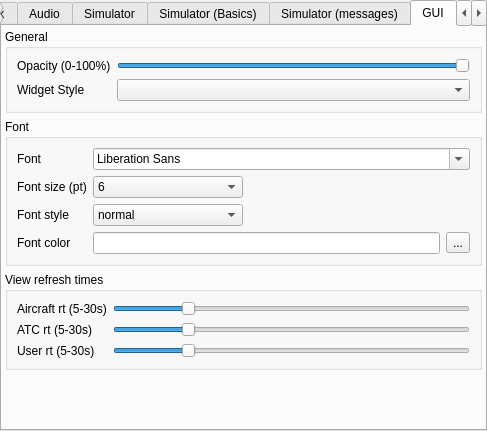
Old version of the form src/blackgui/components/settingscomponent.ui in the repository swift-project/pilotclient.
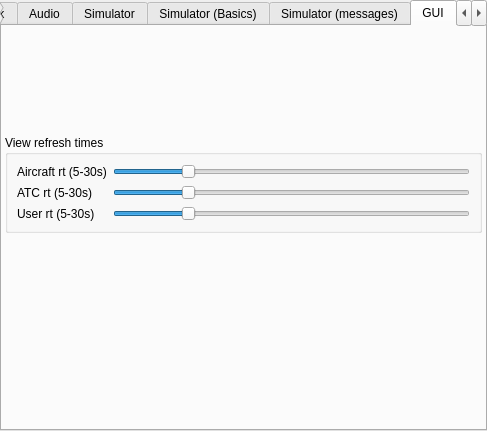
New version of the form. The open tabs and pages were chosen to show the change. Custom widgets are drawn as their Qt base class.

Commit message: refs #740, GUI settings in own component * used in client/mapping tool * reset font possible

What changed in the file:
```diff
--- a/src/blackgui/components/settingscomponent.ui
+++ b/src/blackgui/components/settingscomponent.ui
@@ -281,222 +281,7 @@
     </property>
     <item>
      <layout class="QFormLayout" name="fl_SettingsGui">
-      <property name="fieldGrowthPolicy">
-       <enum>QFormLayout::AllNonFixedFieldsGrow</enum>
-      </property>
-      <item row="0" column="0" colspan="2">
-       <widget class="QGroupBox" name="gb_GuiGeneral">
-        <property name="title">
-         <string>General</string>
-        </property>
-        <layout class="QFormLayout" name="fl_GuiGeneral">
-         <item row="1" column="0">
-          <widget class="QLabel" name="lbl_SettingsGuiOpacity">
-           <property name="text">
-            <string>Opacity (0-100%)</string>
-           </property>
-          </widget>
-         </item>
-         <item row="1" column="1">
-          <widget class="QSlider" name="hs_SettingsGuiOpacity">
-           <property name="sizePolicy">
-            <sizepolicy hsizetype="Preferred" vsizetype="Fixed">
-             <horstretch>0</horstretch>
-             <verstretch>0</verstretch>
-            </sizepolicy>
-           </property>
-           <property name="maximum">
-            <number>100</number>
-           </property>
-           <property name="singleStep">
-            <number>10</number>
-           </property>
-           <property name="value">
-            <number>100</number>
-           </property>
-           <property name="orientation">
-            <enum>Qt::Horizontal</enum>
-           </property>
-          </widget>
-         </item>
-         <item row="2" column="1">
-          <widget class="QComboBox" name="cb_SettingsGuiWidgetStyle"/>
-         </item>
-         <item row="2" column="0">
-          <widget class="QLabel" name="lbl_SettingsGuiWidgetStyle">
-           <property name="text">
-            <string>Widget Style</string>
-           </property>
-          </widget>
-         </item>
-        </layout>
-       </widget>
-      </item>
       <item row="1" column="0" colspan="2">
-       <widget class="QGroupBox" name="gb_Font">
-        <property name="title">
-         <string>Font</string>
-        </property>
-        <layout class="QFormLayout" name="fl_GuiFont">
-         <item row="0" column="0">
-          <widget class="QLabel" name="lbl_SettingsGuiFont">
-           <property name="text">
-            <string>Font</string>
-           </property>
-          </widget>
-         </item>
-         <item row="0" column="1">
-          <widget class="QFontComboBox" name="cb_SettingsGuiFont">
-           <property name="sizeAdjustPolicy">
-            <enum>QComboBox::AdjustToMinimumContentsLength</enum>
-           </property>
-          </widget>
-         </item>
-         <item row="1" column="0">
-          <widget class="QLabel" name="lbl_SettingsGuiFontSize">
-           <property name="text">
-            <string>Font size (pt)</string>
-           </property>
-          </widget>
-         </item>
-         <item row="1" column="1">
-          <widget class="QComboBox" name="cb_SettingsGuiFontSize">
-           <property name="maximumSize">
-            <size>
-             <width>150</width>
-             <height>16777215</height>
-            </size>
-           </property>
-           <item>
-            <property name="text">
-             <string>6</string>
-            </property>
-           </item>
-           <item>
-            <property name="text">
-             <string>7</string>
-            </property>
-           </item>
-           <item>
-            <property name="text">
-             <string>8</string>
-            </property>
-           </item>
-           <item>
-            <property name="text">
-             <string>9</string>
-            </property>
-           </item>
-           <item>
-            <property name="text">
-             <string>10</string>
-            </property>
-           </item>
-           <item>
-            <property name="text">
-             <string>11</string>
-            </property>
-           </item>
-           <item>
-            <property name="text">
-             <string>12</string>
-            </property>
-           </item>
-           <item>
-            <property name="text">
-             <string>14</string>
-            </property>
-           </item>
-           <item>
-            <property name="text">
-             <string>16</string>
-            </property>
-           </item>
-          </widget>
-         </item>
-         <item row="2" column="0">
-          <widget class="QLabel" name="lbl_SettingsGuiFontStyle">
-           <property name="text">
-            <string>Font style</string>
-           </property>
-          </widget>
-         </item>
-         <item row="2" column="1">
-          <widget class="QComboBox" name="cb_SettingsGuiFontStyle">
-           <property name="maximumSize">
-            <size>
-             <width>150</width>
-             <height>16777215</height>
-            </size>
-           </property>
-           <item>
-            <property name="text">
-             <string>normal</string>
-            </property>
-           </item>
-           <item>
-            <property name="text">
-             <string>bold</string>
-            </property>
-           </item>
-           <item>
-            <property name="text">
-             <string>italic</string>
-            </property>
-           </item>
-           <item>
-            <property name="text">
-             <string>bold italic</string>
-            </property>
-           </item>
-          </widget>
-         </item>
-         <item row="3" column="0">
-          <widget class="QLabel" name="lbl_SettingsGuiFontColor">
-           <property name="text">
-            <string>Font color</string>
-           </property>
-          </widget>
-         </item>
-         <item row="3" column="1">
-          <widget class="QWidget" name="wi_FontColor" native="true">
-           <layout class="QHBoxLayout" name="hl_FontColor">
-            <property name="leftMargin">
-             <number>0</number>
-            </property>
-            <property name="topMargin">
-             <number>0</number>
-            </property>
-            <property name="rightMargin">
-             <number>0</number>
-            </property>
-            <property name="bottomMargin">
-             <number>0</number>
-            </property>
-            <item>
-             <widget class="QLineEdit" name="le_SettingsGuiFontColor">
-              <property name="maxLength">
-               <number>200</number>
-              </property>
-              <property name="readOnly">
-               <bool>true</bool>
-              </property>
-             </widget>
-            </item>
-            <item>
-             <widget class="QToolButton" name="tb_SettingsGuiFontColor">
-              <property name="text">
-               <string>...</string>
-              </property>
-             </widget>
-            </item>
-           </layout>
-          </widget>
-         </item>
-        </layout>
-       </widget>
-      </item>
-      <item row="2" column="0" colspan="2">
        <widget class="QGroupBox" name="gb_ViewRefreshTimes">
         <property name="title">
          <string>View refresh times</string>
@@ -649,6 +434,16 @@
         </layout>
        </widget>
       </item>
+      <item row="0" column="0" colspan="2">
+       <widget class="BlackGui::Components::CSettingsGuiComponent" name="comp_SettingsGuiGeneral">
+        <property name="minimumSize">
+         <size>
+          <width>0</width>
+          <height>100</height>
+         </size>
+        </property>
+       </widget>
+      </item>
      </layout>
     </item>
    </layout>
@@ -716,6 +511,18 @@
   </widget>
  </widget>
  <customwidgets>
+  <customwidget>
+   <class>BlackGui::Components::CSettingsSimulatorBasicsComponent</class>
+   <extends>QFrame</extends>
+   <header>blackgui/components/settingssimulatorbasicscomponent.h</header>
+   <container>1</container>
+  </customwidget>
+  <customwidget>
+   <class>BlackGui::Components::CSettingsGuiComponent</class>
+   <extends>QFrame</extends>
+   <header>blackgui/components/settingsguicomponent.h</header>
+   <container>1</container>
+  </customwidget>
   <customwidget>
    <class>BlackGui::Components::CAudioSetupComponent</class>
    <extends>QFrame</extends>
@@ -752,12 +559,6 @@
    <header>blackgui/components/settingshotkeycomponent.h</header>
    <container>1</container>
   </customwidget>
-  <customwidget>
-   <class>BlackGui::Components::CSettingsSimulatorBasicsComponent</class>
-   <extends>QFrame</extends>
-   <header>blackgui/components/settingssimulatorbasicscomponent.h</header>
-   <container>1</container>
-  </customwidget>
   <customwidget>
    <class>BlackGui::Components::CSettingsSimulatorMessagesComponent</class>
    <extends>QFrame</extends>
```
Left out of the diff: 4 changed lines with no effect on the pictures. The commit also changes 11 other files.
